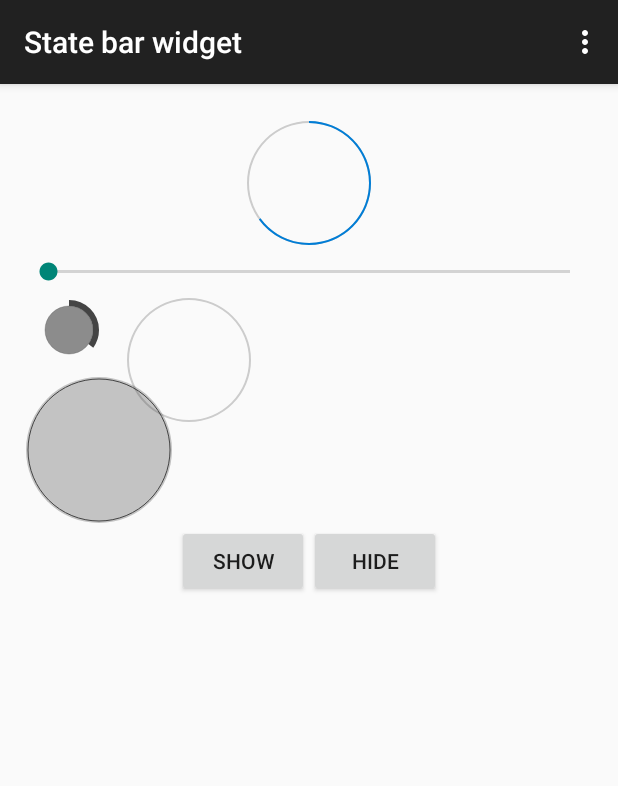
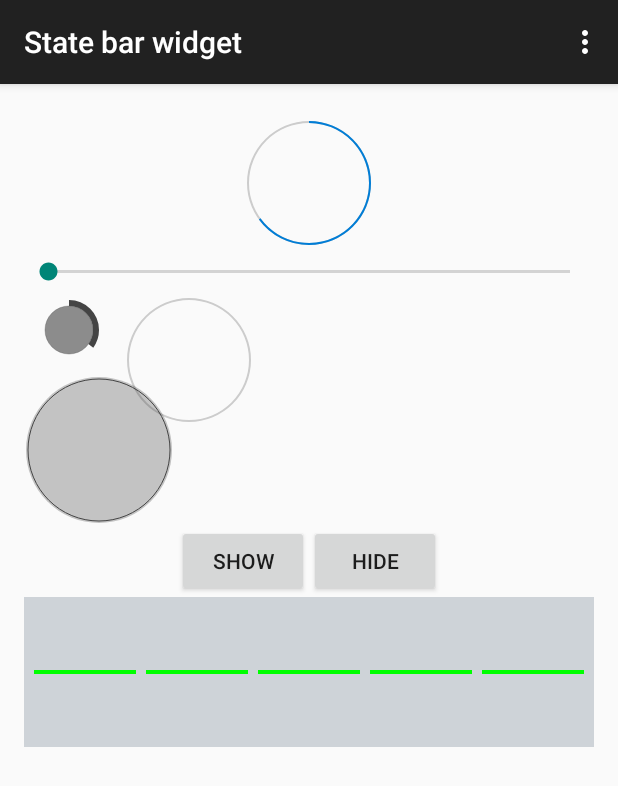
Before and after one commit to nick0lay/State-indicator-widget, an Android app: the screen it shows after launch (MainActivity), on a phone screen of 412 x 824 dp. Shown: the top 786 px of the screen. Run offline under Robolectric (Android 15) with nearby library versions, the phone set to English and light mode, and no system bars; our stand-ins replace CircleImageView.

Commit message:
Implement bar interval drawer

```diff
--- /dev/null
+++ b/app/src/main/java/nnc/statebarwidget/circularprogressbar/Bar.java
@@ -0,0 +1,96 @@
+package nnc.statebarwidget.circularprogressbar;
+
+import android.graphics.Canvas;
+import android.graphics.Paint;
+import android.util.Log;
+
+/**
+ * Underlying grey bar implementation
+ *
+ * The following element model supported
+ *
+ *         length
+ * |<----------------->|
+ * |                   |
+ * |---|---|---|---|---|
+ * 1 tick    ^         6 tick
+ *           |
+ *        segment
+ * in this example 5 segments
+ * During calculation process tick tick width don't count.
+ */
+
+public class Bar {
+    //Paint
+    private final Paint barPaint;
+    private final Paint activeBarPaint;
+
+    //Coordinates
+    private final float leftX;
+    private final float rightX;
+    private final float y;
+
+    //Segments
+    private final int numSegments;
+    private float tickDistance;
+    private float tickWidth;
+
+    /**
+     * Bar constructor
+     *
+     * @param x - x coordinate of first tick center
+     * @param y - y coordinate of first tick center
+     * @param length - length of bar from center of first tick to center of last tick
+     * @param tickCount
+     * @param tickWidth
+     * @param barWeight
+     * @param activeBarWeight
+     * @param barColor
+     * @param activeBarColor
+     */
+    public Bar(float x,
+               float y,
+               float length,
+               int tickCount,
+               float tickWidth,
+               float barWeight,
+               float activeBarWeight,
+               int barColor,
+               int activeBarColor){
+
+        leftX = x;
+        rightX = x + length;
+        this.y = y;
+        numSegments = tickCount - 1;
+        tickDistance = length / numSegments;
+        this.tickWidth = tickWidth;
+
+        // Initialize the paint.
+        barPaint = new Paint();
+        barPaint.setColor(barColor);
+        barPaint.setStrokeWidth(barWeight);
+        barPaint.setAntiAlias(true);
+
+        activeBarPaint = new Paint();
+        activeBarPaint.setColor(activeBarColor);
+        activeBarPaint.setStrokeWidth(activeBarWeight);
+        activeBarPaint.setAntiAlias(true);
+    }
+
+    public void draw(Canvas canvas) {
+        for(int i = 0; i < numSegments; i++) {
+            canvas.drawLine(getLeftX(i), y, getRightX(i), y, activeBarPaint);
+            Log.d("Segment line", "Segment " + i + " startX - " + getLeftX(i) + " endX - " + getRightX(i) + " y - " + y);
+        }
+    }
+
+    private float getLeftX(int segmentIndex){
+        float segmentStartX = tickDistance * segmentIndex;
+        return leftX + segmentStartX + tickWidth/2;
+    }
+
+    private float getRightX(int segmentIndex){
+        float segmentEndX = tickDistance * (segmentIndex + 1);
+        return leftX + segmentEndX - tickWidth/2;
+    }
+}
--- /dev/null
+++ b/app/src/main/java/nnc/statebarwidget/circularprogressbar/StateBar.java
@@ -0,0 +1,81 @@
+package nnc.statebarwidget.circularprogressbar;
+
+import android.content.Context;
+import android.graphics.Canvas;
+import android.graphics.Color;
+import android.graphics.Paint;
+import android.util.AttributeSet;
+import android.view.View;
+
+/**
+ * Full state bar representation
+ */
+public class StateBar extends View {
+
+    private int mDefaultWidth = 500;
+    private int mDefaultHeight = 150;
+
+    private Bar bar;
+
+    public StateBar(Context context, AttributeSet attrs) {
+        super(context, attrs);
+    }
+
+    @Override
+    protected void onMeasure(int widthMeasureSpec, int heightMeasureSpec) {
+
+        int width;
+        int height;
+
+        // Get measureSpec mode and size values.
+        final int measureWidthMode = MeasureSpec.getMode(widthMeasureSpec);
+        final int measureHeightMode = MeasureSpec.getMode(heightMeasureSpec);
+        final int measureWidth = MeasureSpec.getSize(widthMeasureSpec);
+        final int measureHeight = MeasureSpec.getSize(heightMeasureSpec);
+
+        // The RangeBar width should be as large as possible.
+        if (measureWidthMode == MeasureSpec.AT_MOST) {
+            width = measureWidth;
+        } else if (measureWidthMode == MeasureSpec.EXACTLY) {
+            width = measureWidth;
+        } else {
+            width = mDefaultWidth;
+        }
+
+        // The RangeBar height should be as small as possible.
+        if (measureHeightMode == MeasureSpec.AT_MOST) {
+            height = Math.min(mDefaultHeight, measureHeight);
+        } else if (measureHeightMode == MeasureSpec.EXACTLY) {
+            height = measureHeight;
+        } else {
+            height = mDefaultHeight;
+        }
+        setMeasuredDimension(width, height);
+    }
+
+    @Override
+    protected void onSizeChanged(int w, int h, int oldw, int oldh) {
+        super.onSizeChanged(w, h, oldw, oldh);
+
+        float tickWidth = 10.0f;
+        float padding = tickWidth/2;
+        int tickCount = 6;
+        float strokeWidth = 2.0f;
+        float activeStrokeWidth = 4.0f;
+        int barColor = Color.BLACK;
+        int activeBarColor = Color.GREEN;
+        float length = w - 2 * padding;
+
+        float x = padding;
+        float y = h/2;
+        bar = new Bar(x, y, length, tickCount, tickWidth, strokeWidth, activeStrokeWidth, barColor, activeBarColor);
+    }
+
+    @Override
+    protected void onDraw(Canvas canvas) {
+        super.onDraw(canvas);
+        if(bar != null){
+            bar.draw(canvas);
+        }
+    }
+}
--- a/app/src/main/res/layout/fragment_main.xml
+++ b/app/src/main/res/layout/fragment_main.xml
@@ -47,6 +47,7 @@
         android:layout_height="100dp"
         android:layout_below="@+id/progressCircular"/>
     <LinearLayout
+        android:id="@+id/buttonContainer"
         android:layout_width="match_parent"
         android:layout_height="wrap_content"
         android:orientation="horizontal"
@@ -63,4 +64,13 @@
             android:text="Hide"
             android:id="@+id/hide"/>
     </LinearLayout>
+
+    <nnc.statebarwidget.circularprogressbar.StateBar
+        android:id="@+id/stateBar"
+        android:layout_width="match_parent"
+        android:layout_height="wrap_content"
+        android:layout_below="@+id/buttonContainer"
+        android:background="#44556677"/>
+
+
 </RelativeLayout>
```
Also changed, not shown: app/src/main/java/nnc/statebarwidget/circularprogressbar/CircularProgressBarWithText.java (added, +21 -0 lines), app/src/main/java/nnc/statebarwidget/circularprogressbar/Line.java (added, +7 -0 lines), app/src/main/res/layout/circular_progress_bar_with_text.xml (added, +29 -0 lines).
